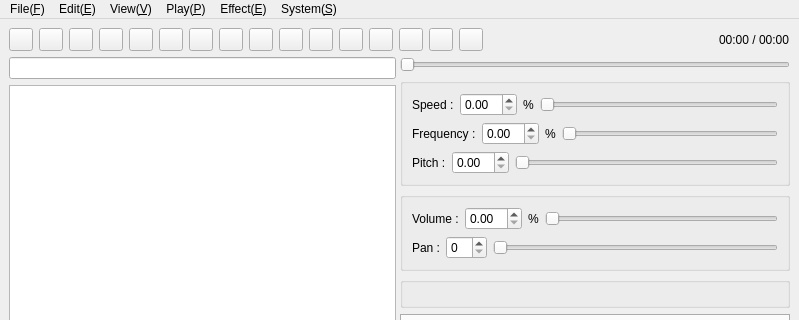
ryotayama/hayaemon_windows, file qt_gui/src/MainWnd/MainWnd.ui: the form before one commit; both pictures show x 0 to 799 and y 0 to 320 of the 799 by 975 pixel window.
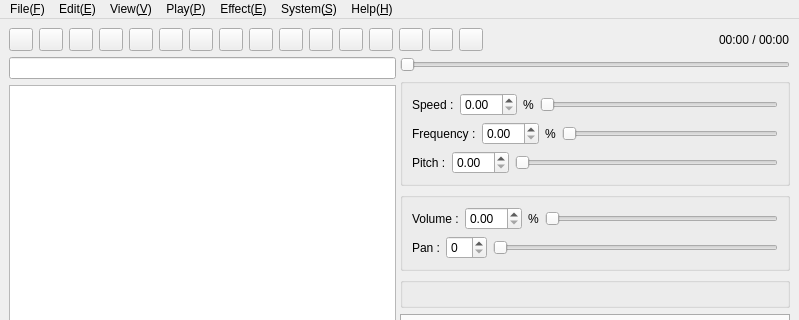
The form after the commit. Icons and pictures are not drawn. Custom widgets are drawn as their Qt base class.

The edit to the form file:
```diff
--- a/qt_gui/src/MainWnd/MainWnd.ui
+++ b/qt_gui/src/MainWnd/MainWnd.ui
@@ -1133,12 +1133,20 @@
     <addaction name="actionEditDelete"/>
     <addaction name="actionEditSelectAll"/>
    </widget>
+   <widget class="QMenu" name="menuHelp_H">
+    <property name="title">
+     <string>Help(&amp;H)</string>
+    </property>
+    <addaction name="separator"/>
+    <addaction name="actionVersionInfo"/>
+   </widget>
    <addaction name="menuFile_F"/>
    <addaction name="menuEdit_E"/>
    <addaction name="menuView_V"/>
    <addaction name="menuPlay_P"/>
    <addaction name="menuEffect"/>
    <addaction name="menuSystem_S"/>
+   <addaction name="menuHelp_H"/>
   </widget>
   <widget class="QStatusBar" name="statusbar"/>
   <action name="actionPlayPlayPause">
```
Left out of the diff: 5 changed lines with no effect on the pictures.
